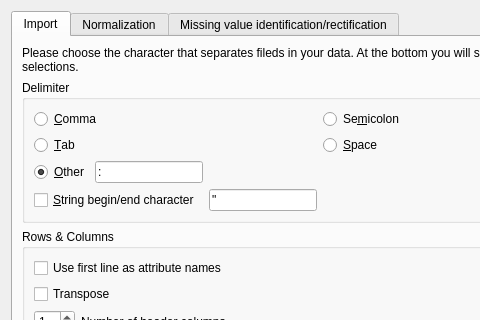
Before: the Qt Designer form Application/Resources/UI/voDelimitedTextImportWidget.ui in Kitware/Visomics, drawn with Qt 5; both pictures show x 0 to 480 and y 0 to 320 of the 791 by 568 pixel window.
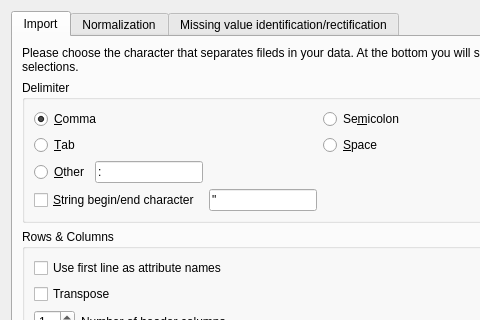
After: the same form once the commit is applied. Custom widgets are drawn as their Qt base class.

Commit message: Change default delimiter selected in UI to match initial state of the model

```diff
--- a/Application/Resources/UI/voDelimitedTextImportWidget.ui
+++ b/Application/Resources/UI/voDelimitedTextImportWidget.ui
@@ -45,6 +45,9 @@
             <property name="text">
              <string>&amp;Comma</string>
             </property>
+            <property name="checked">
+             <bool>true</bool>
+            </property>
            </widget>
           </item>
           <item row="0" column="3">
@@ -74,7 +77,7 @@
              <string>&amp;Other</string>
             </property>
             <property name="checked">
-             <bool>true</bool>
+             <bool>false</bool>
             </property>
            </widget>
           </item>
```
